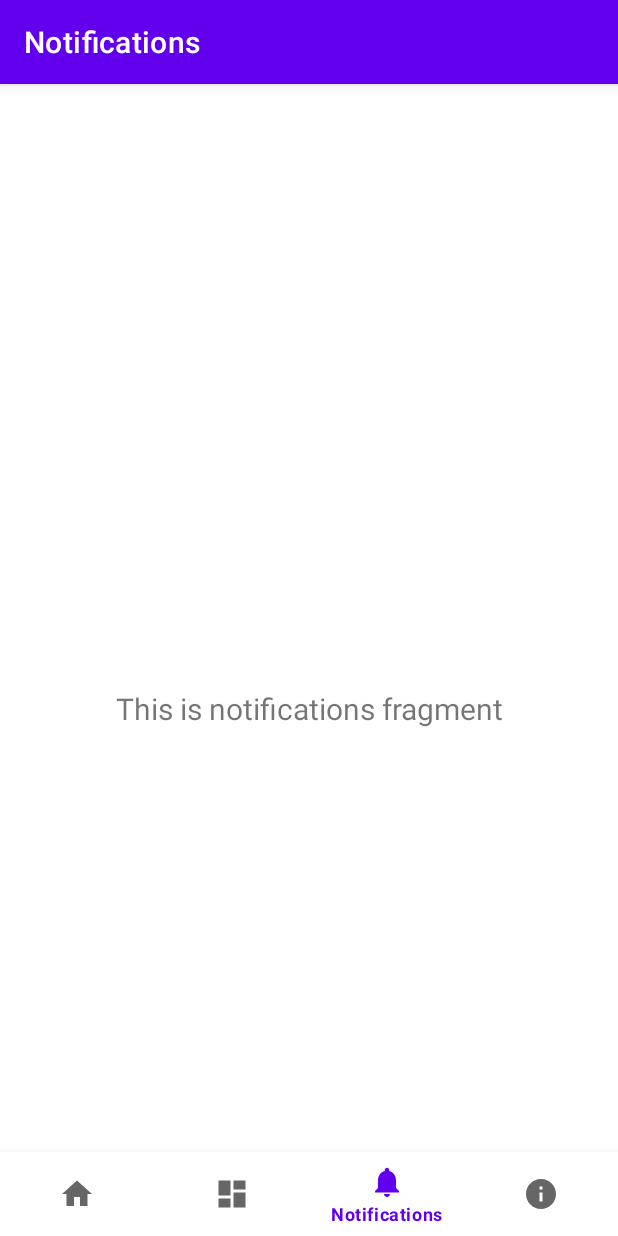
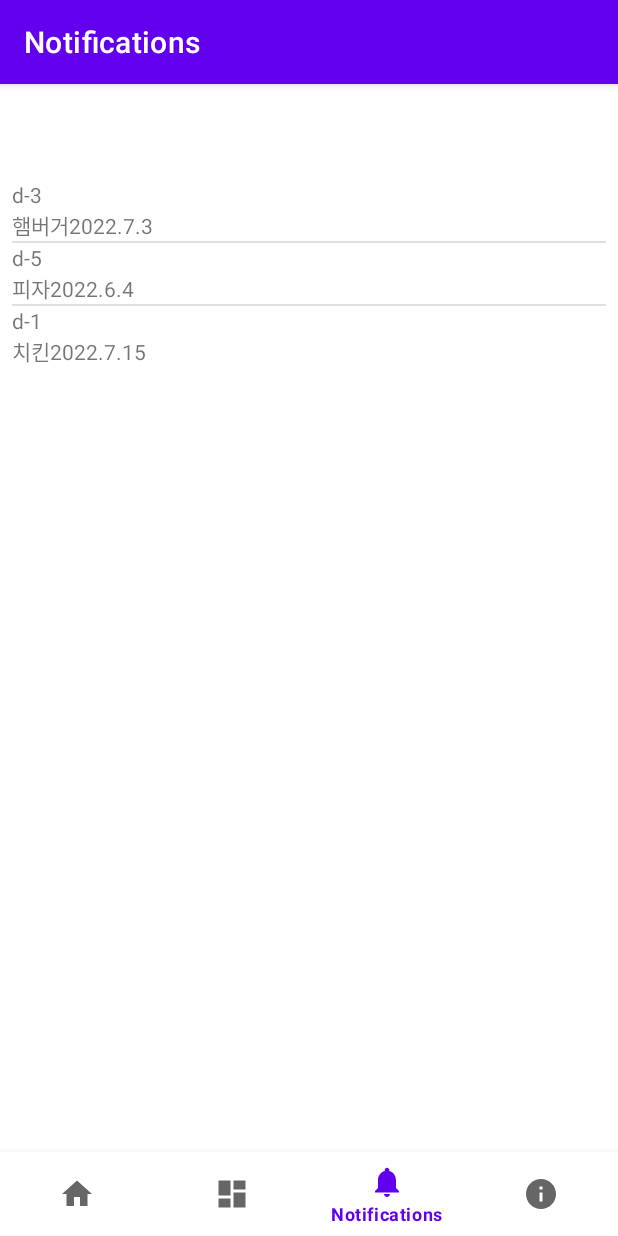
Before and after one commit to NiANo272/Icecream_Project, an Android app: the NotificationsFragment screen opened through its navigation route, on a phone screen of 412 x 824 dp. Run offline under Robolectric (Android 15) with nearby library versions, the phone set to English and light mode, and no system bars; our stand-ins replace navigation-ui.

Commit message:
updated from original icecream

```diff
--- a/app/build.gradle
+++ b/app/build.gradle
@@ -42,4 +42,8 @@ dependencies {
     testImplementation 'junit:junit:4.13.2'
     androidTestImplementation 'androidx.test.ext:junit:1.1.3'
     androidTestImplementation 'androidx.test.espresso:espresso-core:3.4.0'
+
+    implementation platform('com.google.firebase:firebase-bom:30.2.0')
+    implementation 'com.google.firebase:firebase-messaging:21.1.0'
 }
+apply plugin: 'com.google.gms.google-services'
--- /dev/null
+++ b/app/src/main/java/com/example/icecream/ui/notifications/NotificationAdapter.java
@@ -0,0 +1,56 @@
+package com.example.icecream.ui.notifications;
+
+import android.content.Context;
+import android.view.LayoutInflater;
+import android.view.View;
+import android.view.ViewGroup;
+import android.widget.BaseAdapter;
+import android.widget.TextView;
+
+import com.example.icecream.R;
+
+import java.util.ArrayList;
+
+public class NotificationAdapter extends BaseAdapter {
+
+    Context mContext = null;
+    LayoutInflater mLayoutInflater = null;
+    ArrayList<SampleData> sample;
+
+    public NotificationAdapter(Context context, ArrayList<SampleData> data) {
+        mContext = context;
+        sample = data;
+        mLayoutInflater = LayoutInflater.from(mContext);
+
+    }
+
+    @Override
+    public int getCount() {
+        return sample.size();
+    }
+
+    @Override
+    public Object getItem(int position) {
+        return sample.get(position);
+    }
+
+    @Override
+    public long getItemId(int position) {
+        return position;
+    }
+
+    @Override
+    public View getView(int position, View view, ViewGroup viewGroup) {
+        View v = mLayoutInflater.inflate(R.layout.notificationlist, null);
+
+        TextView dday = v.findViewById(R.id.dday);
+        TextView foodname = v.findViewById(R.id.foodname);
+        TextView expirydate = v.findViewById(R.id.expirydate);
+
+        dday.setText(sample.get(position).getDday());
+        foodname.setText(sample.get(position).getFoodname());
+        expirydate.setText(sample.get(position).getExpirydate());
+
+        return v;
+    }
+}
--- a/app/src/main/java/com/example/icecream/ui/notifications/NotificationsFragment.java
+++ b/app/src/main/java/com/example/icecream/ui/notifications/NotificationsFragment.java
@@ -4,7 +4,8 @@ import android.os.Bundle;
 import android.view.LayoutInflater;
 import android.view.View;
 import android.view.ViewGroup;
-import android.widget.TextView;
+import android.widget.AdapterView;
+import android.widget.ListView;
 
 import androidx.annotation.NonNull;
 import androidx.fragment.app.Fragment;
@@ -12,9 +13,12 @@ import androidx.lifecycle.ViewModelProvider;
 
 import com.example.icecream.databinding.FragmentNotificationsBinding;
 
+import java.util.ArrayList;
+
 public class NotificationsFragment extends Fragment {
 
     private FragmentNotificationsBinding binding;
+    ArrayList<SampleData> notificationlist;
 
     public View onCreateView(@NonNull LayoutInflater inflater,
                              ViewGroup container, Bundle savedInstanceState) {
@@ -24,10 +28,37 @@ public class NotificationsFragment extends Fragment {
         binding = FragmentNotificationsBinding.inflate(inflater, container, false);
         View root = binding.getRoot();
 
-        final TextView textView = binding.textNotifications;
-        notificationsViewModel.getText().observe(getViewLifecycleOwner(), textView::setText);
+        this.InitializeFoodData();
+
+        final ListView listView  = binding.notificationlist;
+        final NotificationAdapter notificationAdapter = new NotificationAdapter(getActivity(),notificationlist);
+//        notificationsViewModel.getText().observe(getViewLifecycleOwner(), textView::setText);
+//        String[] menuItems = {"number one", "number two", "number three", "number four"};
+//        int[] ints = new int[] {dday,.id.foodname,binding.expirydate,};
+
+//        ArrayAdapter<String> listViewAdapter = new ArrayAdapter<String>(getActivity(), android.R.layout., menuItems);
+
+        listView.setAdapter(notificationAdapter);
+        listView.setOnItemClickListener(new AdapterView.OnItemClickListener() {
+            @Override
+            public void onItemClick(AdapterView<?> adapterView, View view, int position, long l) {
+
+
+            }
+        });
+
+
         return root;
     }
+
+    public void InitializeFoodData() {
+        notificationlist = new ArrayList<SampleData>();
+
+        notificationlist.add(new SampleData("d-3","햄버거","2022.7.3"));
+        notificationlist.add(new SampleData("d-5" ,"피자","2022.6.4"));
+        notificationlist.add(new SampleData("d-1", "치킨","2022.7.15"));
+    }
+
 
     @Override
     public void onDestroyView() {
--- /dev/null
+++ b/app/src/main/java/com/example/icecream/ui/notifications/SampleData.java
@@ -0,0 +1,28 @@
+package com.example.icecream.ui.notifications;
+
+public class SampleData {
+    private String dday;
+    private String foodname;
+    private String expirydate;
+
+    public SampleData(String dday, String foodname, String expirydate){
+        this.dday = dday;
+        this.foodname = foodname;
+        this.expirydate = expirydate;
+    }
+
+    public String getDday()
+    {
+        return this.dday;
+    }
+
+    public String getFoodname()
+    {
+        return this.foodname;
+    }
+
+    public String getExpirydate()
+    {
+        return this.expirydate;
+    }
+}
--- a/app/src/main/res/layout/fragment_notifications.xml
+++ b/app/src/main/res/layout/fragment_notifications.xml
@@ -1,22 +1,17 @@
 <?xml version="1.0" encoding="utf-8"?>
-<androidx.constraintlayout.widget.ConstraintLayout xmlns:android="http://schemas.android.com/apk/res/android"
+<FrameLayout xmlns:android="http://schemas.android.com/apk/res/android"
     xmlns:app="http://schemas.android.com/apk/res-auto"
     xmlns:tools="http://schemas.android.com/tools"
     android:layout_width="match_parent"
     android:layout_height="match_parent"
     tools:context=".ui.notifications.NotificationsFragment">
 
-    <TextView
-        android:id="@+id/text_notifications"
-        android:layout_width="match_parent"
+    <ListView
+        android:id="@+id/notificationlist"
+        android:layout_width="wrap_content"
         android:layout_height="wrap_content"
         android:layout_marginStart="8dp"
         android:layout_marginTop="8dp"
-        android:layout_marginEnd="8dp"
-        android:textAlignment="center"
-        android:textSize="20sp"
-        app:layout_constraintBottom_toBottomOf="parent"
-        app:layout_constraintEnd_toEndOf="parent"
-        app:layout_constraintStart_toStartOf="parent"
-        app:layout_constraintTop_toTopOf="parent" />
-</androidx.constraintlayout.widget.ConstraintLayout>
+        android:layout_marginEnd="8dp" />
+
+</FrameLayout>
--- /dev/null
+++ b/app/src/main/res/layout/notificationlist.xml
@@ -0,0 +1,36 @@
+<?xml version="1.0" encoding="utf-8"?>
+<LinearLayout xmlns:android="http://schemas.android.com/apk/res/android"
+    android:layout_width="match_parent"
+    android:layout_height="match_parent">
+
+    <LinearLayout
+        android:layout_width="match_parent"
+        android:layout_height="match_parent"
+        android:orientation="vertical">
+
+        <TextView
+            android:layout_width="match_parent"
+            android:layout_height="wrap_content"
+            android:id="@+id/dday" />
+
+        <LinearLayout
+            android:layout_width="match_parent"
+            android:layout_height="wrap_content"
+            android:orientation="horizontal">
+
+
+            <TextView
+                android:layout_width="wrap_content"
+                android:layout_height="wrap_content"
+                android:id="@+id/foodname" />
+
+            <TextView
+                android:layout_width="wrap_content"
+                android:layout_height="wrap_content"
+                android:id="@+id/expirydate" />
+
+        </LinearLayout>
+
+    </LinearLayout>
+
+</LinearLayout>
```
Also changed, not shown: app/src/main/AndroidManifest.xml (+7 -0 lines), app/src/main/java/com/example/icecream/ui/notifications/Messaging.java (added, +65 -0 lines), app/src/main/java/com/example/icecream/ui/notifications/myitem.java (added, +38 -0 lines), build.gradle (+13 -0 lines), 1 other file.
